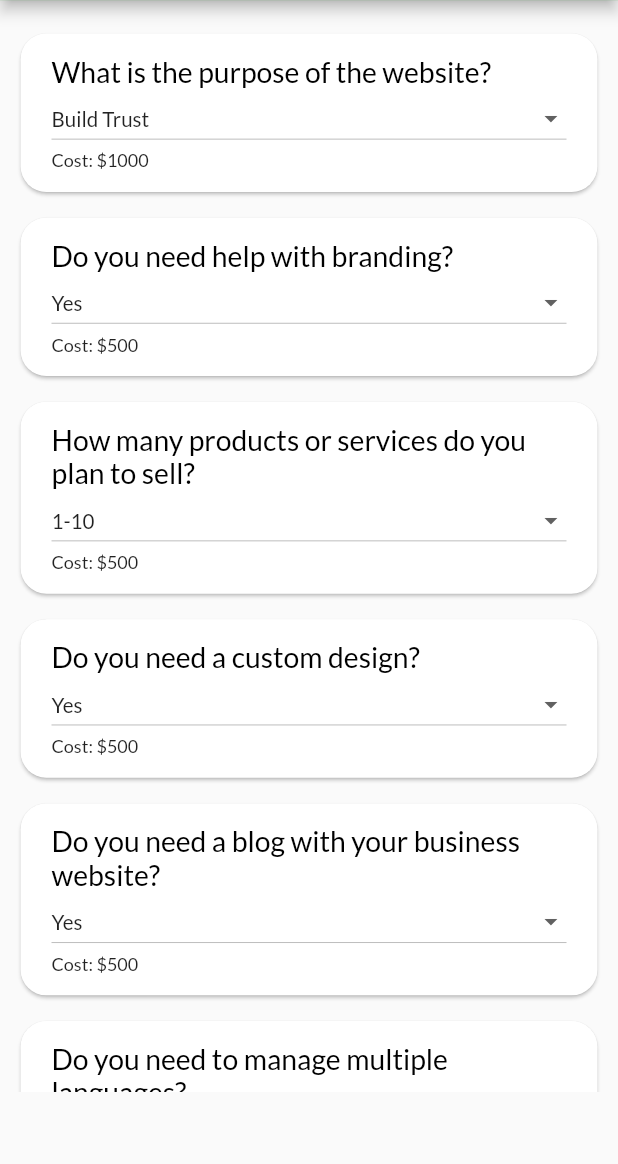
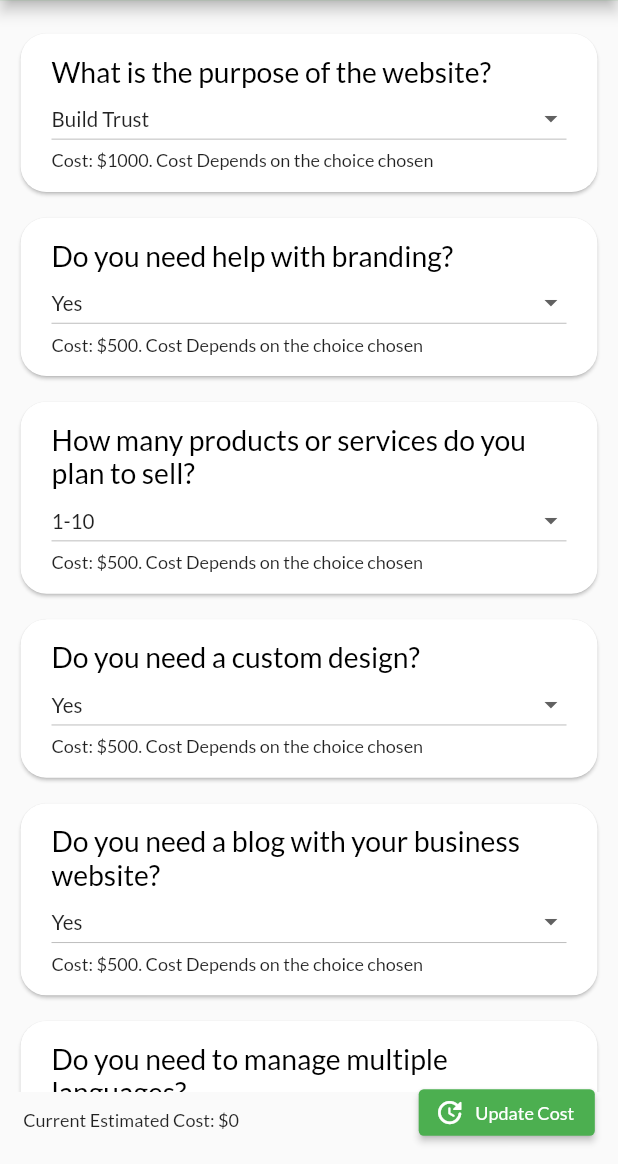
Before and after one commit to fahadthakur/cost-calculator-flutter, a Flutter app: the screen it shows after launch, on a phone screen of 412 x 824 dp, the part 72-1236 px from its top. Run offline on Flutter 3.47's test engine with Material 2 defaults, Android fonts, the phone set to English and light mode, and no system bars; our stand-ins replace google_fonts, responsive_framework.

Commit message:
Added cost viewing text on page

```diff
--- a/lib/Screens/webselect.dart
+++ b/lib/Screens/webselect.dart
@@ -1,4 +1,6 @@
 import 'package:costcalculator/Models/question.dart';
+import 'package:costcalculator/cost.dart';
+import 'package:costcalculator/scrollingeffect.dart';
 import 'package:flutter/material.dart';
 
 import '../widgets.dart';
@@ -28,6 +30,7 @@ class _WebSelectState extends State<WebSelect> {
     Question('Do you want professional analytics tools to track conversions?',
         ['Yes', 'No'], 50),
   ];
+
   @override
   Widget build(BuildContext context) {
     return Scaffold(
@@ -42,6 +45,8 @@ class _WebSelectState extends State<WebSelect> {
               Padding(
                 padding: const EdgeInsets.only(bottom: 40.0),
                 child: Container(
+                  child: ScrollConfiguration(
+                    behavior: MyBehavior(),
                     child: ListView.builder(
                         itemBuilder: (_, int index) => QuestionWidget(
                             questions[index].question,
@@ -50,6 +55,26 @@ class _WebSelectState extends State<WebSelect> {
                         itemCount: questions.length),
                   ),
                 ),
+              ),
+              Positioned(
+                bottom: 10.0,
+                left: 10.0,
+                child: Text(
+                  'Current Estimated Cost: \$' + Cost.cost.toString(),
+                ),
+              ),
+              Positioned(
+                bottom: 0.0,
+                right: 10.0,
+                child: ElevatedButton.icon(
+                  onPressed: () {
+                    print('Clciked');
+                    setState(() {});
+                  },
+                  icon: Icon(Icons.update_rounded),
+                  label: Text('Update Cost'),
+                ),
+              )
             ],
           ),
         ),
--- /dev/null
+++ b/lib/cost.dart
@@ -0,0 +1,3 @@
+class Cost {
+  static int cost = 0;
+}
--- /dev/null
+++ b/lib/scrollingeffect.dart
@@ -0,0 +1,7 @@
+import 'package:flutter/material.dart';
+
+class MyBehavior extends ScrollBehavior {
+  @override
+  ScrollPhysics getScrollPhysics(BuildContext context) =>
+      ClampingScrollPhysics();
+}
--- a/lib/widgets.dart
+++ b/lib/widgets.dart
@@ -1,3 +1,4 @@
+import 'package:costcalculator/cost.dart';
 import 'package:flutter/material.dart';
 
 class QuestionWidget extends StatelessWidget {
@@ -28,7 +29,9 @@ class QuestionWidget extends StatelessWidget {
               options: options,
               cost: cost,
             ),
-            Text('Cost: \$' + cost.toString()),
+            Text('Cost: \$' +
+                cost.toString() +
+                '. Cost Depends on the choice chosen'),
           ],
         ),
       ),
@@ -55,6 +58,7 @@ class _DropDownListState extends State<DropDownList> {
     dropdownValue = items[0];
     if (dropdownValue == 'Yes' || items.length == 3) {
       estimatedCost += cost;
+      Cost.cost = estimatedCost;
       print(estimatedCost);
     }
   }
@@ -78,6 +82,8 @@ class _DropDownListState extends State<DropDownList> {
             estimatedCost -= cost;
           }
           this.dropdownValue = value.toString();
+          Cost.cost = estimatedCost;
+          print('Static var ' + Cost.cost.toString());
           print(estimatedCost);
         });
       },
```
Lines whose indentation alone changed are shown as unchanged.
